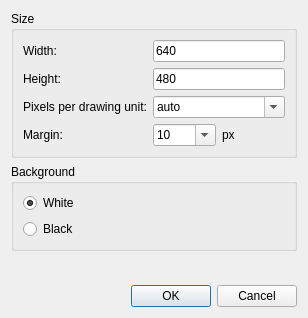
Above: scripts/File/BitmapExport/BitmapExportDialog.ui from qcad/qcad before the change. Below: the same form after it.
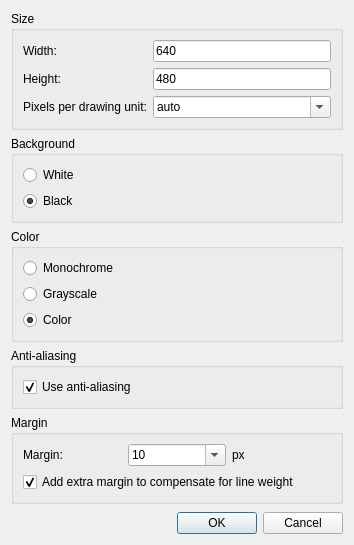
That is the form after the change. Icons and pictures are not drawn. Custom widgets are drawn as their Qt base class.

Commit message: add additional options to bitmap export dialog

```diff
--- a/scripts/File/BitmapExport/BitmapExportDialog.ui
+++ b/scripts/File/BitmapExport/BitmapExportDialog.ui
@@ -6,8 +6,8 @@
    <rect>
     <x>0</x>
     <y>0</y>
-    <width>308</width>
-    <height>318</height>
+    <width>354</width>
+    <height>545</height>
    </rect>
   </property>
   <property name="windowTitle">
@@ -20,7 +20,7 @@
   <property name="modal">
    <bool>true</bool>
   </property>
-  <layout class="QVBoxLayout">
+  <layout class="QVBoxLayout" name="verticalLayout_3">
    <item>
     <widget class="QGroupBox" name="Size">
      <property name="title">
@@ -145,15 +145,108 @@
         </item>
        </widget>
       </item>
-      <item row="3" column="0">
-       <widget class="QLabel" name="label_4">
+     </layout>
+    </widget>
+   </item>
+   <item>
+    <widget class="QGroupBox" name="Background">
+     <property name="title">
+      <string>Background</string>
+     </property>
+     <layout class="QVBoxLayout" name="verticalLayout">
+      <item>
+       <widget class="QRadioButton" name="WhiteBackground">
         <property name="text">
-         <string>Margin:</string>
+         <string>White</string>
         </property>
+        <property name="checked">
+         <bool>false</bool>
+        </property>
        </widget>
       </item>
-      <item row="3" column="1">
+      <item>
+       <widget class="QRadioButton" name="BlackBackground">
+        <property name="text">
+         <string>Black</string>
+        </property>
+        <property name="checked">
+         <bool>true</bool>
+        </property>
+       </widget>
+      </item>
+     </layout>
+    </widget>
+   </item>
+   <item>
+    <widget class="QGroupBox" name="Color">
+     <property name="title">
+      <string>Color</string>
+     </property>
+     <layout class="QVBoxLayout" name="verticalLayout">
+      <item>
+       <widget class="QRadioButton" name="ColorMonochrome">
+        <property name="text">
+         <string>Monochrome</string>
+        </property>
+        <property name="checked">
+         <bool>false</bool>
+        </property>
+       </widget>
+      </item>
+      <item>
+       <widget class="QRadioButton" name="ColorGrayscale">
+        <property name="text">
+         <string>Grayscale</string>
+        </property>
+       </widget>
+      </item>
+      <item>
+       <widget class="QRadioButton" name="ColorFull">
+        <property name="text">
+         <string>Color</string>
+        </property>
+        <property name="checked">
+         <bool>true</bool>
+        </property>
+       </widget>
+      </item>
+     </layout>
+    </widget>
+   </item>
+   <item>
+    <widget class="QGroupBox" name="AntiAliasingGroup">
+     <property name="title">
+      <string>Anti-aliasing</string>
+     </property>
+     <layout class="QVBoxLayout" name="verticalLayout">
+      <item>
+       <widget class="QCheckBox" name="AntiAliasing">
+        <property name="text">
+         <string>Use anti-aliasing</string>
+        </property>
+        <property name="checked">
+         <bool>true</bool>
+        </property>
+       </widget>
+      </item>
+     </layout>
+    </widget>
+   </item>
+   <item>
+    <widget class="QGroupBox" name="MarginGroup">
+     <property name="title">
+      <string>Margin</string>
+     </property>
+     <layout class="QVBoxLayout" name="verticalLayout_2">
+      <item>
        <layout class="QHBoxLayout" name="horizontalLayout">
+        <item>
+         <widget class="QLabel" name="label_4">
+          <property name="text">
+           <string>Margin:</string>
+          </property>
+         </widget>
+        </item>
         <item>
          <widget class="QComboBox" name="Margin">
           <property name="editable">
@@ -218,32 +311,16 @@
         </item>
        </layout>
       </item>
-     </layout>
-    </widget>
-   </item>
-   <item>
-    <widget class="QGroupBox" name="Background">
-     <property name="title">
-      <string>Background</string>
-     </property>
-     <layout class="QVBoxLayout" name="verticalLayout">
       <item>
-       <widget class="QRadioButton" name="WhiteBackground">
+       <widget class="QCheckBox" name="WeightMargin">
         <property name="text">
-         <string>White</string>
+         <string>Add extra margin to compensate for line weight</string>
         </property>
         <property name="checked">
          <bool>true</bool>
         </property>
        </widget>
       </item>
-      <item>
-       <widget class="QRadioButton" name="BlackBackground">
-        <property name="text">
-         <string>Black</string>
-        </property>
-       </widget>
-      </item>
      </layout>
     </widget>
    </item>
```
The commit also changes 1 other file.
